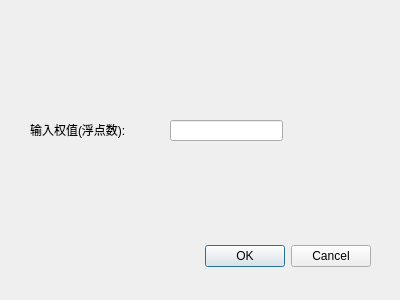
Above: code/src/view/WeightView.ui from zjuliangxun/Visualized-Neural-Networks before the change. Below: the same form after it.
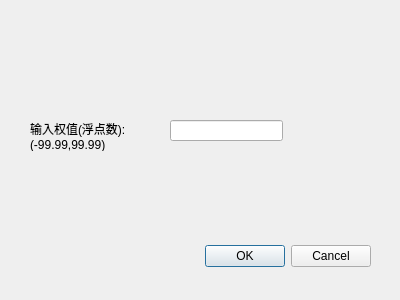
That is the form after the change.

```diff
--- a/code/src/view/WeightView.ui
+++ b/code/src/view/WeightView.ui
@@ -38,11 +38,12 @@
      <x>30</x>
      <y>120</y>
      <width>131</width>
-     <height>20</height>
+     <height>31</height>
     </rect>
    </property>
    <property name="text">
-    <string>输入权值(浮点数):</string>
+    <string>输入权值(浮点数):
+(-99.99,99.99)</string>
    </property>
   </widget>
   <widget class="QLineEdit" name="lineEdit">
```
